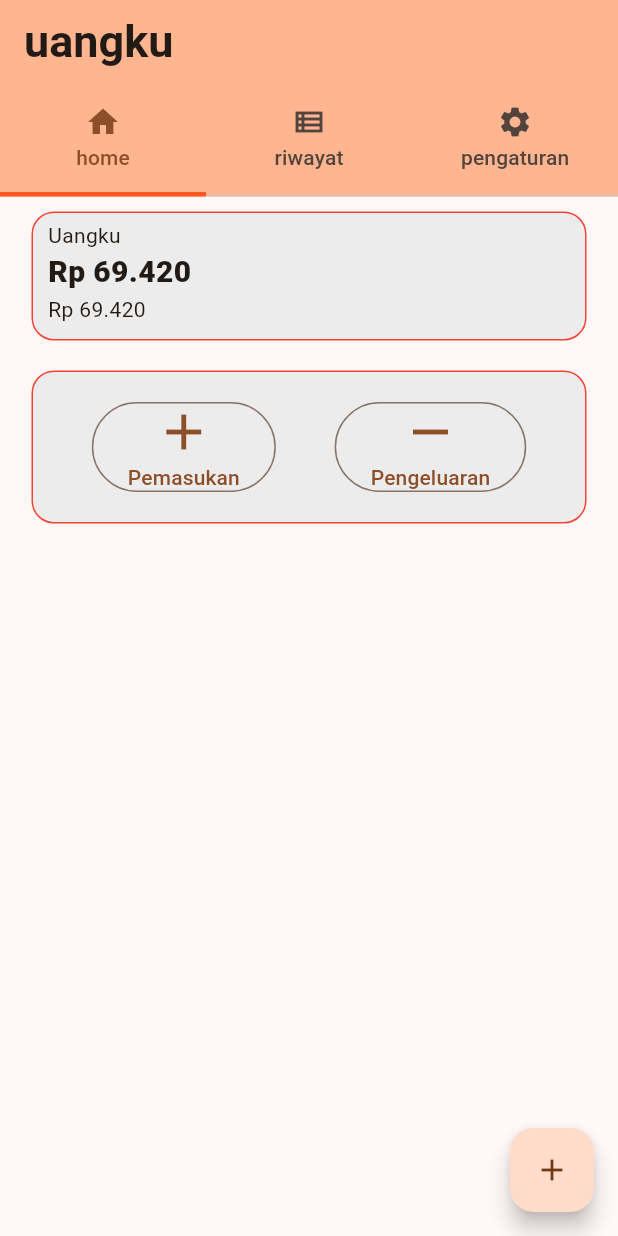
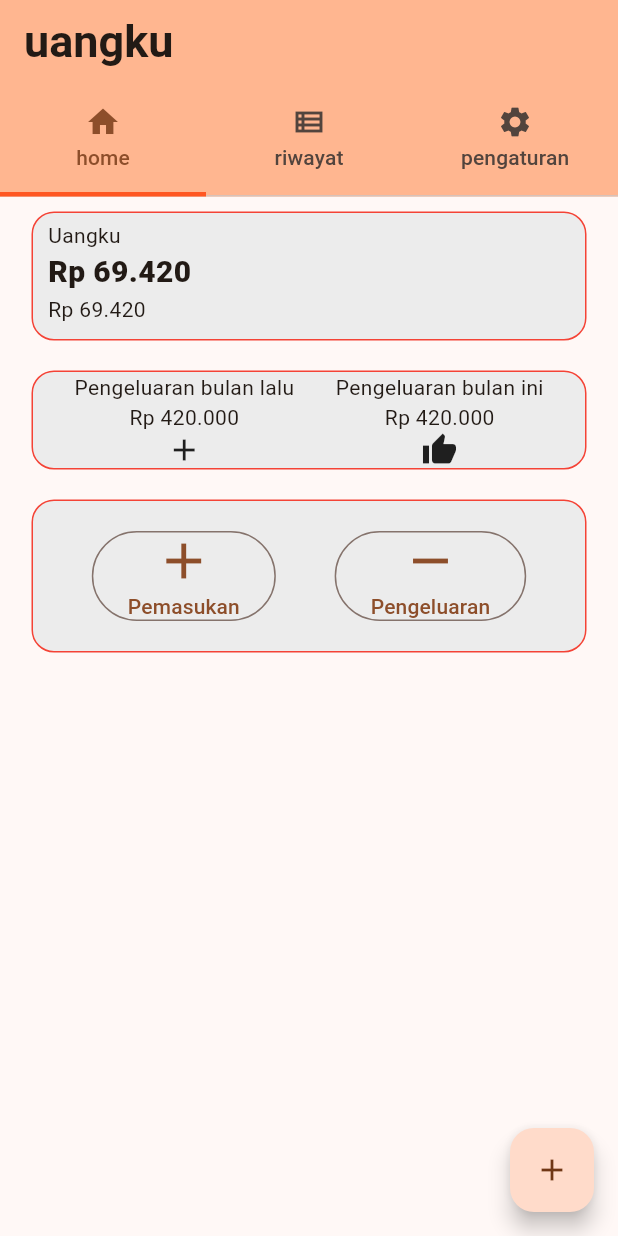
Before and after one commit to RidhoAji921/uangku_app, a Flutter app: the screen it shows after launch, on a phone screen of 412 x 824 dp. Run offline on Flutter 3.47's test engine with Material 2 defaults, Android fonts, the phone set to English and light mode, and no system bars.

Commit message:
add new tab

```diff
--- a/lib/home.dart
+++ b/lib/home.dart
@@ -49,6 +49,37 @@ class HomeBodyPage extends StatelessWidget {
             ),
             borderRadius: const BorderRadius.all(Radius.circular(15))),
           width: 370,
+          child: Row(
+            mainAxisAlignment: MainAxisAlignment.spaceEvenly,
+            children: [
+              Column(
+                children: [
+                  Text("Pengeluaran bulan lalu"),
+                  Text("Rp 420.000"),
+                  Icon(Icons.add),
+                ],
+              ),
+              Column(
+                children: [
+                  Text("Pengeluaran bulan ini"),
+                  Text("Rp 420.000"),
+                  Icon(Icons.thumb_up),
+                ],
+              ),
+            ],
+          ),
+        ),
+        const SizedBox(
+          height: 20,
+        ),
+        Container(
+          decoration: BoxDecoration(
+            color: const Color.fromARGB(255, 236, 236, 236),
+            border: Border.all(
+              color: Colors.red,
+            ),
+            borderRadius: const BorderRadius.all(Radius.circular(15))),
+          width: 370,
           child: Padding(
             padding: const EdgeInsets.only(top: 20,bottom: 20,),
             child: Row(
```
